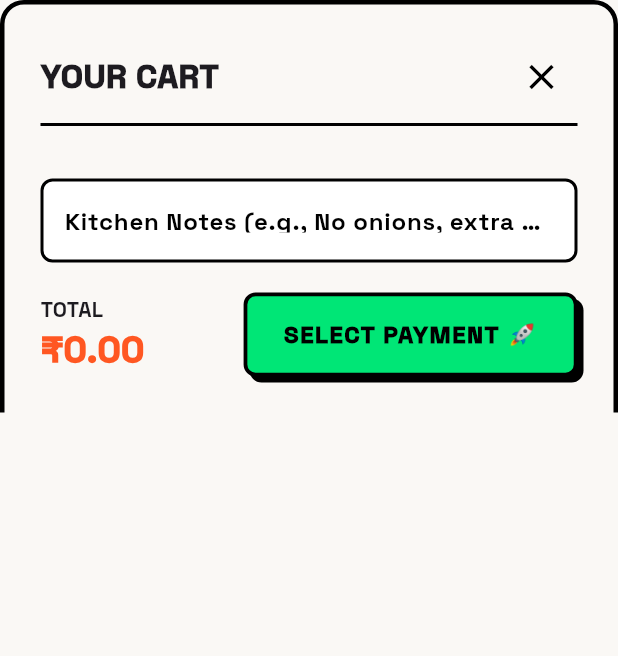
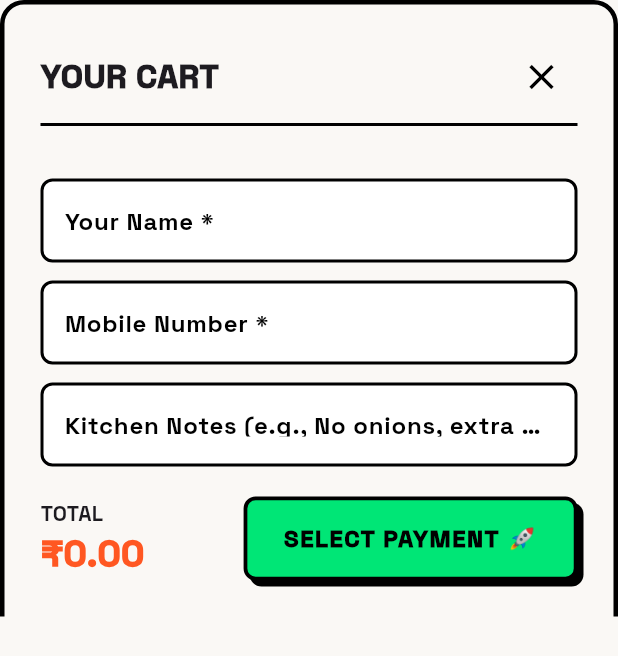
Before and after one commit to rony-peter/restaurant-ordering-app, a Flutter app: the CheckoutBottomSheet widget shown alone on an empty page, opened directly, on a phone screen of 412 x 824 dp. Shown: the top 656 px of the screen. Run offline on Flutter 3.47's test engine with Material 3 defaults, Android fonts, the phone set to English and light mode, and no system bars; our stand-ins replace dio, flutter_riverpod, go_router, google_fonts, socket_io_client; missing offline and left inert: dart:js_interop; network calls fail.

Commit message:
first commit

```diff
--- a/lib/core/features/customer/views/widgets/checkout_bottom_sheet.dart
+++ b/lib/core/features/customer/views/widgets/checkout_bottom_sheet.dart
@@ -95,11 +95,16 @@ class CheckoutBottomSheet extends ConsumerStatefulWidget {
 }
 
 class _CheckoutBottomSheetState extends ConsumerState<CheckoutBottomSheet> {
+  final TextEditingController _nameController = TextEditingController();
+  final TextEditingController _phoneController = TextEditingController();
   final TextEditingController _notesController = TextEditingController();
+  final _formKey = GlobalKey<FormState>();
   bool _isSubmitting = false;
 
   @override
   void dispose() {
+    _nameController.dispose();
+    _phoneController.dispose();
     _notesController.dispose();
     super.dispose();
   }
@@ -208,7 +213,9 @@ class _CheckoutBottomSheetState extends ConsumerState<CheckoutBottomSheet> {
       final orderPayload = {
         'restaurantId': cartState.restaurantId,
         'tableId': cartState.tableId,
-        'notes': _notesController.text,
+        'customerName': _nameController.text.trim(),
+        'customerPhone': _phoneController.text.trim(),
+        'notes': _notesController.text.trim(),
         'paymentMethod': paymentMethod,
         'items': cartState.items.map((item) {
           return {'menuItemId': item.menuItem.id, 'quantity': item.quantity};
@@ -257,6 +264,7 @@ class _CheckoutBottomSheetState extends ConsumerState<CheckoutBottomSheet> {
           amount: paymentSession['amount'],
           currency: paymentSession['currency'] ?? 'INR',
           restaurantName: 'Restaurant Order',
+          contact: _phoneController.text.trim(),
           onSuccess: (paymentId) async {
             ref.read(cartProvider.notifier).clearCart();
 
@@ -310,12 +318,14 @@ class _CheckoutBottomSheetState extends ConsumerState<CheckoutBottomSheet> {
   }
 
   void _handleCheckoutSelection() {
+    if (_formKey.currentState?.validate() ?? false) {
       showPaymentMethodModal(
         context: context,
         totalAmount: ref.read(cartProvider).totalAmount,
         onPayOnline: () => _processOrder('ONLINE'),
         onPayAtTable: () => _processOrder('PAY_AT_TABLE'),
       );
+    }
   }
 
   @override
@@ -333,6 +343,8 @@ class _CheckoutBottomSheetState extends ConsumerState<CheckoutBottomSheet> {
           right: BorderSide(color: Colors.black, width: 3),
         ),
       ),
+      child: Form(
+        key: _formKey,
         child: Column(
           mainAxisSize: MainAxisSize.min,
           crossAxisAlignment: CrossAxisAlignment.start,
@@ -389,6 +401,77 @@ class _CheckoutBottomSheetState extends ConsumerState<CheckoutBottomSheet> {
 
             const SizedBox(height: 16),
 
+            // Customer Name Input Field
+            TextFormField(
+              controller: _nameController,
+              validator: (value) {
+                if (value == null || value.trim().isEmpty) {
+                  return 'Please enter your name';
+                }
+                return null;
+              },
+              decoration: InputDecoration(
+                labelText: 'Your Name *',
+                labelStyle: const TextStyle(
+                  color: Colors.black,
+                  fontWeight: FontWeight.bold,
+                ),
+                filled: true,
+                fillColor: Colors.white,
+                enabledBorder: OutlineInputBorder(
+                  borderSide: const BorderSide(color: Colors.black, width: 2),
+                  borderRadius: BorderRadius.circular(8),
+                ),
+                focusedBorder: OutlineInputBorder(
+                  borderSide: const BorderSide(
+                    color: NeoBrutalism.primary,
+                    width: 2.5,
+                  ),
+                  borderRadius: BorderRadius.circular(8),
+                ),
+              ),
+            ),
+
+            const SizedBox(height: 12),
+
+            // Customer Mobile Number Input Field
+            TextFormField(
+              controller: _phoneController,
+              keyboardType: TextInputType.phone,
+              validator: (value) {
+                if (value == null || value.trim().isEmpty) {
+                  return 'Please enter your mobile number';
+                }
+                if (value.trim().length < 10) {
+                  return 'Enter a valid mobile number';
+                }
+                return null;
+              },
+              decoration: InputDecoration(
+                labelText: 'Mobile Number *',
+                labelStyle: const TextStyle(
+                  color: Colors.black,
+                  fontWeight: FontWeight.bold,
+                ),
+                filled: true,
+                fillColor: Colors.white,
+                enabledBorder: OutlineInputBorder(
+                  borderSide: const BorderSide(color: Colors.black, width: 2),
+                  borderRadius: BorderRadius.circular(8),
+                ),
+                focusedBorder: OutlineInputBorder(
+                  borderSide: const BorderSide(
+                    color: NeoBrutalism.primary,
+                    width: 2.5,
+                  ),
+                  borderRadius: BorderRadius.circular(8),
+                ),
+              ),
+            ),
+
+            const SizedBox(height: 12),
+
+            // Kitchen Notes Input Field
             TextField(
               controller: _notesController,
               decoration: InputDecoration(
@@ -450,6 +533,7 @@ class _CheckoutBottomSheetState extends ConsumerState<CheckoutBottomSheet> {
             ),
           ],
         ),
+      ),
     );
   }
 }
```
Lines whose indentation alone changed are shown as unchanged.
